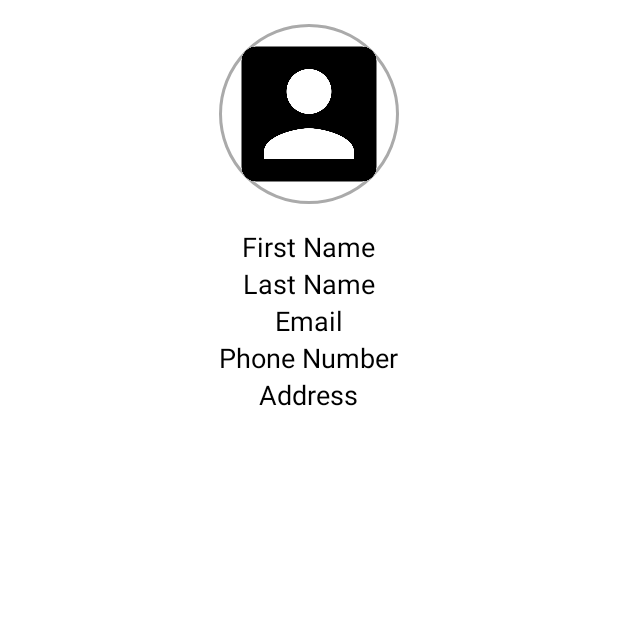
After one commit to Indipa123/My-food-app, an Android app: the ActivityUserInfo screen opened directly, with no data from a screen before it, on a phone screen of 412 x 824 dp, the top half of it. The commit adds this screen. Run offline under Robolectric (Android 15) with nearby library versions, the phone set to English and light mode, and no system bars; 3 statements that could not run were skipped.

Commit message:
Indipa third commit

```diff
--- a/app/src/main/AndroidManifest.xml
+++ b/app/src/main/AndroidManifest.xml
@@ -59,6 +59,12 @@
         <activity
             android:name=".AccountActivity"
             android:exported="true"/>
+
+        <activity
+            android:name=".ActivityUserInfo"
+            android:exported="true"/>
+
+
         <activity
             android:name=".AddCategoryActivity"
             android:exported="false"/>
--- /dev/null
+++ b/app/src/main/java/com/testing/foodmanagement/ActivityUserInfo.java
@@ -0,0 +1,61 @@
+package com.testing.foodmanagement;
+
+import android.graphics.Bitmap;
+import android.os.Bundle;
+import android.widget.ImageView;
+import android.widget.TextView;
+
+import androidx.appcompat.app.AppCompatActivity;
+
+import com.bumptech.glide.Glide;
+import com.bumptech.glide.load.resource.bitmap.CircleCrop;
+
+public class ActivityUserInfo extends AppCompatActivity {
+
+    private DBHelper dbHelper;
+    private ImageView profileImageView;
+    private TextView textViewFirstName, textViewLastName, textViewEmail, textViewPhoneNo, textViewAddress;
+
+    @Override
+    protected void onCreate(Bundle savedInstanceState) {
+        super.onCreate(savedInstanceState);
+        setContentView(R.layout.activity_user_info);
+
+        dbHelper = new DBHelper(this);
+
+        profileImageView = findViewById(R.id.profileImageView);
+        textViewFirstName = findViewById(R.id.textViewFirstName);
+        textViewLastName = findViewById(R.id.textViewLastName);
+        textViewEmail = findViewById(R.id.textViewEmail);
+        textViewPhoneNo = findViewById(R.id.textViewPhoneNo);
+        textViewAddress = findViewById(R.id.textViewAddress);
+
+        // Retrieve the email passed from AccountActivity
+        String email = getIntent().getStringExtra("EMAIL");
+
+        // Fetch user details from DB
+        User user = dbHelper.getUserDetailsByEmail(email);
+
+        if (user != null) {
+            // Display user details
+            textViewFirstName.setText(user.getFirstName());
+            textViewLastName.setText(user.getLastName());
+            textViewEmail.setText(user.getEmail()); // Display email
+            textViewPhoneNo.setText(user.getPhoneNo());
+            textViewAddress.setText(user.getAddress());
+
+            // Display profile image
+            if (user.getProfileImage() != null) {
+                Glide.with(this)
+                        .load(user.getProfileImage())
+                        .transform(new CircleCrop())
+                        .into(profileImageView);
+            } else {
+                Glide.with(this)
+                        .load(R.drawable.ic_account)
+                        .transform(new CircleCrop())
+                        .into(profileImageView);
+            }
+        }
+    }
+}
--- a/app/src/main/java/com/testing/foodmanagement/DBHelper.java
+++ b/app/src/main/java/com/testing/foodmanagement/DBHelper.java
@@ -643,6 +643,26 @@ public class DBHelper extends SQLiteOpenHelper {
         return lastName;
     }
 
+    public User getUserDetailsByEmail(String email) {
+        SQLiteDatabase db = this.getReadableDatabase();
+        User user = null;
+        String query = "SELECT firstName, lastName, email, phoneNo, address, profile_image FROM Users WHERE email = ?";
+        Cursor cursor = db.rawQuery(query, new String[]{email});
+        if (cursor.moveToFirst()) {
+            @SuppressLint("Range") String firstName = cursor.getString(cursor.getColumnIndex("firstName"));
+            @SuppressLint("Range") String lastName = cursor.getString(cursor.getColumnIndex("lastName"));
+            @SuppressLint("Range") String emailField = cursor.getString(cursor.getColumnIndex("email"));
+            @SuppressLint("Range") String phoneNo = cursor.getString(cursor.getColumnIndex("phoneNo"));
+            @SuppressLint("Range") String address = cursor.getString(cursor.getColumnIndex("address"));
+            @SuppressLint("Range") byte[] imageBytes = cursor.getBlob(cursor.getColumnIndex("profile_image"));
+            Bitmap profileImage = imageBytes != null ? BitmapFactory.decodeByteArray(imageBytes, 0, imageBytes.length) : null;
+
+            user = new User(firstName, lastName, emailField, phoneNo, address, profileImage);
+        }
+        cursor.close();
+        db.close();
+        return user;
+    }
 
 
 
--- /dev/null
+++ b/app/src/main/res/layout/activity_user_info.xml
@@ -0,0 +1,73 @@
+<?xml version="1.0" encoding="utf-8"?>
+<RelativeLayout xmlns:android="http://schemas.android.com/apk/res/android"
+    android:layout_width="match_parent"
+    android:layout_height="match_parent"
+    android:padding="16dp">
+
+    <!-- Profile Image -->
+    <ImageView
+        android:id="@+id/profileImageView"
+        android:layout_width="120dp"
+        android:layout_height="120dp"
+        android:layout_centerHorizontal="true"
+        android:layout_marginBottom="16dp"
+        android:background="@drawable/circle_background"
+        android:scaleType="centerCrop"
+        android:src="@drawable/ic_account" />
+
+    <!-- First Name -->
+    <TextView
+        android:id="@+id/textViewFirstName"
+        android:layout_width="wrap_content"
+        android:layout_height="wrap_content"
+        android:layout_below="@id/profileImageView"
+        android:layout_centerHorizontal="true"
+        android:textSize="18sp"
+        android:textColor="#000"
+        android:text="First Name"/>
+
+    <!-- Last Name -->
+    <TextView
+        android:id="@+id/textViewLastName"
+        android:layout_width="wrap_content"
+        android:layout_height="wrap_content"
+        android:layout_below="@id/textViewFirstName"
+        android:layout_centerHorizontal="true"
+        android:textSize="18sp"
+        android:textColor="#000"
+        android:text="Last Name"/>
+
+    <!-- Email -->
+    <TextView
+        android:id="@+id/textViewEmail"
+        android:layout_width="wrap_content"
+        android:layout_height="wrap_content"
+        android:layout_below="@id/textViewLastName"
+        android:layout_centerHorizontal="true"
+        android:textSize="18sp"
+        android:textColor="#000"
+        android:text="Email"/>
+
+    <!-- Phone Number -->
+    <TextView
+        android:id="@+id/textViewPhoneNo"
+        android:layout_width="wrap_content"
+        android:layout_height="wrap_content"
+        android:layout_below="@id/textViewEmail"
+        android:layout_centerHorizontal="true"
+        android:textSize="18sp"
+        android:textColor="#000"
+        android:text="Phone Number"/>
+
+    <!-- Address -->
+    <TextView
+        android:id="@+id/textViewAddress"
+        android:layout_width="wrap_content"
+        android:layout_height="wrap_content"
+        android:layout_below="@id/textViewPhoneNo"
+        android:layout_centerHorizontal="true"
+        android:textSize="18sp"
+        android:textColor="#000"
+        android:text="Address"/>
+
+</RelativeLayout>
```
Also changed, not shown: app/src/main/java/com/testing/foodmanagement/AccountActivity.java (+7 -0 lines), app/src/main/java/com/testing/foodmanagement/User.java (added, +83 -0 lines).
